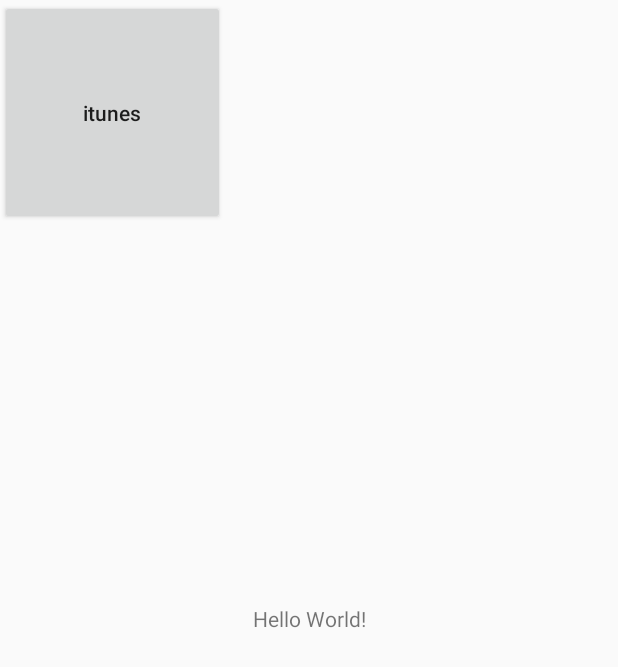
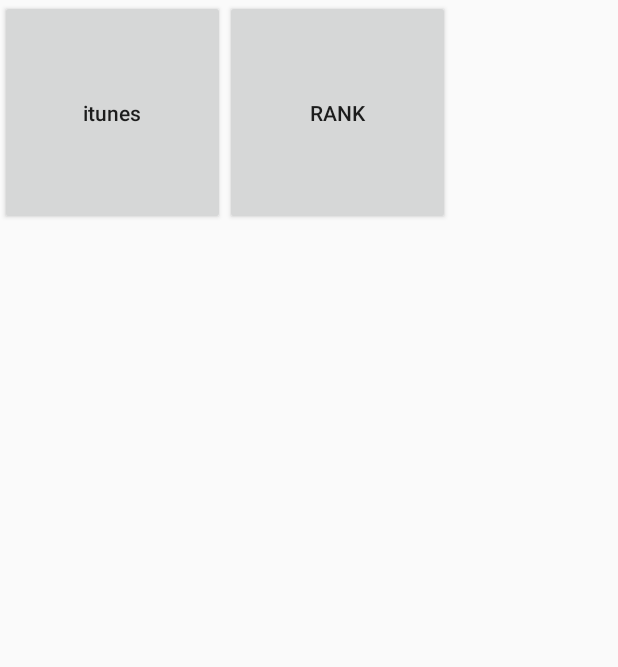
Before and after one commit to StonyMoon/bboard, an Android app: the screen it shows after launch (MainActivity), on a phone screen of 412 x 824 dp. Shown: the top 667 px of the screen. Run offline under Robolectric (Android 15) with nearby library versions, the phone set to English and light mode, and no system bars; our stand-ins replace ButterKnife.

Commit message:
bug fixes

```diff
--- a/app/src/main/java/com/stonymoon/bboard/adapter/RankAdapter.java
+++ b/app/src/main/java/com/stonymoon/bboard/adapter/RankAdapter.java
@@ -96,7 +96,7 @@ public class RankAdapter extends RecyclerView.Adapter<RankAdapter.ItunesViewHold
 
         public ItunesViewHolder(View view) {
             super(view);
-            titleText = (TextView) view.findViewById(R.id.billboard_name_text);
+            titleText = (TextView) view.findViewById(R.id.tv_rank_title);
             rankText = (TextView) view.findViewById(R.id.tv_rank_rank);
             lastWeekText = (TextView) view.findViewById(R.id.tv_rank_lastweek);
             authorText = (TextView) view.findViewById(R.id.tv_rank_singer);
--- a/app/src/main/java/com/stonymoon/bboard/api/services/ItunesService.java
+++ b/app/src/main/java/com/stonymoon/bboard/api/services/ItunesService.java
@@ -7,9 +7,6 @@ import com.stonymoon.bboard.bean.ItunesBean;
 import retrofit2.http.GET;
 import rx.Observable;
 
-/**
- * Created by Administrator on 2018/2/3.
- */
 
 public interface ItunesService {
     @GET("/itunes")
--- a/app/src/main/java/com/stonymoon/bboard/rank/RankFragment.java
+++ b/app/src/main/java/com/stonymoon/bboard/rank/RankFragment.java
@@ -27,9 +27,13 @@ public class RankFragment extends Fragment implements RankConstract.View {
     private RankConstract.Presenter mPresenter;
     private RankAdapter mAdapter;
 
-
     public RankFragment() {
 
+    }
+
+    //因为Fragment
+    public static RankFragment getInstance() {
+        return new RankFragment();
     }
 
     @Override
--- a/app/src/main/java/com/stonymoon/bboard/util/ActivityUtil.java
+++ b/app/src/main/java/com/stonymoon/bboard/util/ActivityUtil.java
@@ -5,10 +5,6 @@ import android.support.v4.app.Fragment;
 import android.support.annotation.NonNull;
 import android.support.v4.app.FragmentManager;
 import android.support.v4.app.FragmentTransaction;
-
-/**
- * Created by Administrator on 2018/3/12.
- */
 
 public class ActivityUtil {
     public static void addFragmentToActivity(@NonNull FragmentManager fragmentManager,
--- a/app/src/main/res/layout/activity_main.xml
+++ b/app/src/main/res/layout/activity_main.xml
@@ -1,19 +1,10 @@
 <?xml version="1.0" encoding="utf-8"?>
-<android.support.constraint.ConstraintLayout xmlns:android="http://schemas.android.com/apk/res/android"
+<LinearLayout xmlns:android="http://schemas.android.com/apk/res/android"
     xmlns:app="http://schemas.android.com/apk/res-auto"
     xmlns:tools="http://schemas.android.com/tools"
     android:layout_width="match_parent"
     android:layout_height="match_parent"
     tools:context="com.stonymoon.bboard.MainActivity">
-
-    <TextView
-        android:layout_width="wrap_content"
-        android:layout_height="wrap_content"
-        android:text="Hello World!"
-        app:layout_constraintBottom_toBottomOf="parent"
-        app:layout_constraintLeft_toLeftOf="parent"
-        app:layout_constraintRight_toRightOf="parent"
-        app:layout_constraintTop_toTopOf="parent" />
 
 
     <Button
@@ -23,4 +14,11 @@
         android:text="@string/itunes"
         android:textAllCaps="false" />
 
-</android.support.constraint.ConstraintLayout>
+    <Button
+        android:id="@+id/btn_main_rank"
+        android:layout_width="150dp"
+        android:layout_height="150dp"
+        android:text="@string/rank" />
+
+
+</LinearLayout>
--- a/app/src/main/res/values/strings.xml
+++ b/app/src/main/res/values/strings.xml
@@ -1,7 +1,5 @@
 <resources>
     <string name="app_name">Bboard</string>
     <string name="itunes">itunes</string>
-
-    <!-- TODO: Remove or change this placeholder text -->
-    <string name="hello_blank_fragment">Hello blank fragment</string>
+    <string name="rank">rank</string>
 </resources>
```
Also changed, not shown: app/src/main/java/com/stonymoon/bboard/MainActivity.java (+14 -4 lines), app/src/main/java/com/stonymoon/bboard/rank/RankActivity.java (+14 -0 lines).
